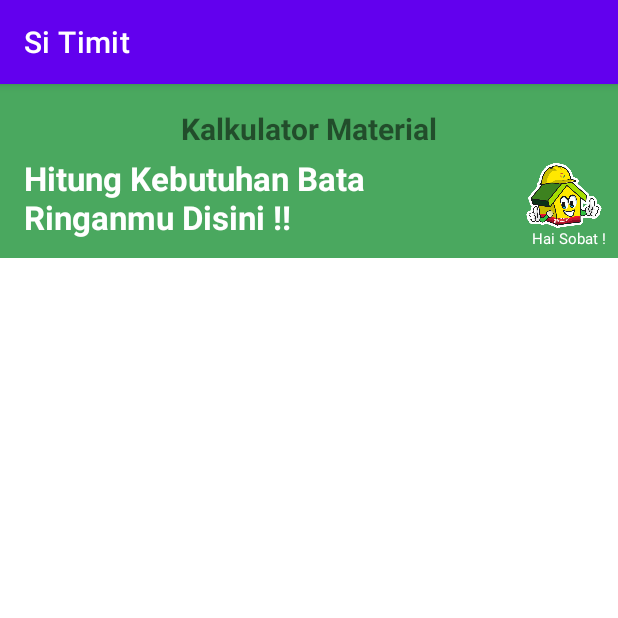
After one commit to mochandri/siTimit, an Android app: the KalkulatorBata screen opened directly, with no data from a screen before it, on a phone screen of 412 x 824 dp, the top half of it. The commit adds this screen. Run offline under Robolectric (Android 15) with nearby library versions, the phone set to English and light mode, and no system bars.

Commit message:
Button Hitung Bata (Halaman Baru)

```diff
--- a/app/src/main/AndroidManifest.xml
+++ b/app/src/main/AndroidManifest.xml
@@ -2,7 +2,7 @@
 <manifest xmlns:android="http://schemas.android.com/apk/res/android"
     package="com.example.sitimit">
 
-    <uses-permission android:name="android.permission.INTERNET"/>
+    <uses-permission android:name="android.permission.INTERNET" />
 
     <application
         android:allowBackup="true"
@@ -12,6 +12,13 @@
         android:supportsRtl="true"
         android:theme="@style/Theme.SiTimit">
         <activity
+            android:name=".KalkulatorBata"
+            android:exported="false">
+            <meta-data
+                android:name="android.app.lib_name"
+                android:value="" />
+        </activity>
+        <activity
             android:name=".Splash"
             android:exported="true">
             <intent-filter>
@@ -20,9 +27,9 @@
                 <category android:name="android.intent.category.LAUNCHER" />
             </intent-filter>
         </activity>
-        <activity android:name=".MainActivity"
-            android:exported="true">
-        </activity>
+        <activity
+            android:name=".MainActivity"
+            android:exported="true"></activity>
     </application>
 
 </manifest>
--- /dev/null
+++ b/app/src/main/java/com/example/sitimit/KalkulatorBata.java
@@ -0,0 +1,14 @@
+package com.example.sitimit;
+
+import androidx.appcompat.app.AppCompatActivity;
+
+import android.os.Bundle;
+
+public class KalkulatorBata extends AppCompatActivity {
+
+    @Override
+    protected void onCreate(Bundle savedInstanceState) {
+        super.onCreate(savedInstanceState);
+        setContentView(R.layout.activity_kalkulator_bata);
+    }
+}
--- a/app/src/main/java/com/example/sitimit/MainActivity.java
+++ b/app/src/main/java/com/example/sitimit/MainActivity.java
@@ -7,6 +7,7 @@ import androidx.fragment.app.Fragment;
 import android.content.Intent;
 import android.os.Bundle;
 import android.view.MenuItem;
+import android.view.View;
 
 import com.google.android.material.bottomnavigation.BottomNavigationView;
 import com.google.android.material.navigation.NavigationBarView;
@@ -45,6 +46,11 @@ public class MainActivity extends AppCompatActivity {
             }
         });
     }
+    public void Hitung(View view){
+        Intent intent = new Intent(MainActivity.this, KalkulatorBata.class);
+        startActivity(intent);
+
+    }
 //    public void backHome(){
 //        Intent intent =new Intent(this, MainActivity.class);
 //        startActivity(intent);
--- /dev/null
+++ b/app/src/main/res/layout/activity_kalkulator_bata.xml
@@ -0,0 +1,68 @@
+<?xml version="1.0" encoding="utf-8"?>
+<RelativeLayout
+    xmlns:android="http://schemas.android.com/apk/res/android"
+    xmlns:app="http://schemas.android.com/apk/res-auto"
+    xmlns:tools="http://schemas.android.com/tools"
+    android:layout_width="match_parent"
+    android:layout_height="match_parent"
+    tools:context=".KalkulatorBata">
+
+    <!-- TODO: Update blank fragment layout -->
+    <androidx.constraintlayout.widget.ConstraintLayout
+        android:id="@+id/consAtas"
+        android:layout_width="match_parent"
+        android:layout_height="116dp"
+        android:background="@color/hijau">
+
+
+        <TextView
+            android:layout_width="198dp"
+            android:layout_height="35dp"
+            android:layout_marginTop="16dp"
+            android:text="Kalkulator Material"
+            android:textSize="20dp"
+            android:textStyle="bold"
+            app:layout_constraintEnd_toEndOf="parent"
+            app:layout_constraintHorizontal_bias="0.563"
+            app:layout_constraintStart_toStartOf="parent"
+            app:layout_constraintTop_toTopOf="parent" />
+
+        <TextView
+            android:layout_width="232dp"
+            android:layout_height="57dp"
+            android:layout_marginTop="48dp"
+            android:text="Hitung Kebutuhan Bata Ringanmu Disini !!"
+            android:textColor="@color/white"
+            android:textSize="22dp"
+            android:textStyle="bold"
+            app:layout_constraintEnd_toEndOf="parent"
+            app:layout_constraintHorizontal_bias="0.089"
+            app:layout_constraintStart_toStartOf="parent"
+            app:layout_constraintTop_toTopOf="parent" />
+
+        <TextView
+            android:layout_width="53dp"
+            android:layout_height="13dp"
+            android:text="Hai Sobat !"
+            android:textColor="@color/white"
+            android:textSize="10dp"
+            app:layout_constraintBottom_toBottomOf="parent"
+            app:layout_constraintEnd_toEndOf="parent"
+            app:layout_constraintHorizontal_bias="0.988"
+            app:layout_constraintStart_toStartOf="parent"
+            app:layout_constraintTop_toTopOf="parent"
+            app:layout_constraintVertical_bias="0.932" />
+
+        <ImageView
+            android:id="@+id/imageView"
+            android:layout_width="64dp"
+            android:layout_height="43dp"
+            android:layout_marginEnd="4dp"
+            android:src="@drawable/timit"
+            app:layout_constraintBottom_toBottomOf="parent"
+            app:layout_constraintEnd_toEndOf="parent"
+            app:layout_constraintTop_toTopOf="parent"
+            app:layout_constraintVertical_bias="0.726" />
+    </androidx.constraintlayout.widget.ConstraintLayout>
+
+</RelativeLayout>
--- a/app/src/main/res/layout/fragment_kalkulator.xml
+++ b/app/src/main/res/layout/fragment_kalkulator.xml
@@ -105,7 +105,7 @@
             android:layout_marginStart="52dp"
             android:layout_marginBottom="16dp"
             android:text="Hitung"
-
+            android:onClick="Hitung"
             app:layout_constraintBottom_toBottomOf="parent"
             app:layout_constraintStart_toStartOf="parent" />
 
--- a/build.gradle
+++ b/build.gradle
@@ -1,7 +1,7 @@
 // Top-level build file where you can add configuration options common to all sub-projects/modules.
 plugins {
-    id 'com.android.application' version '7.1.3' apply false
-    id 'com.android.library' version '7.1.3' apply false
+    id 'com.android.application' version '7.3.0' apply false
+    id 'com.android.library' version '7.3.0' apply false
 }
 
 task clean(type: Delete) {
```
Also changed, not shown: gradle/wrapper/gradle-wrapper.properties.
